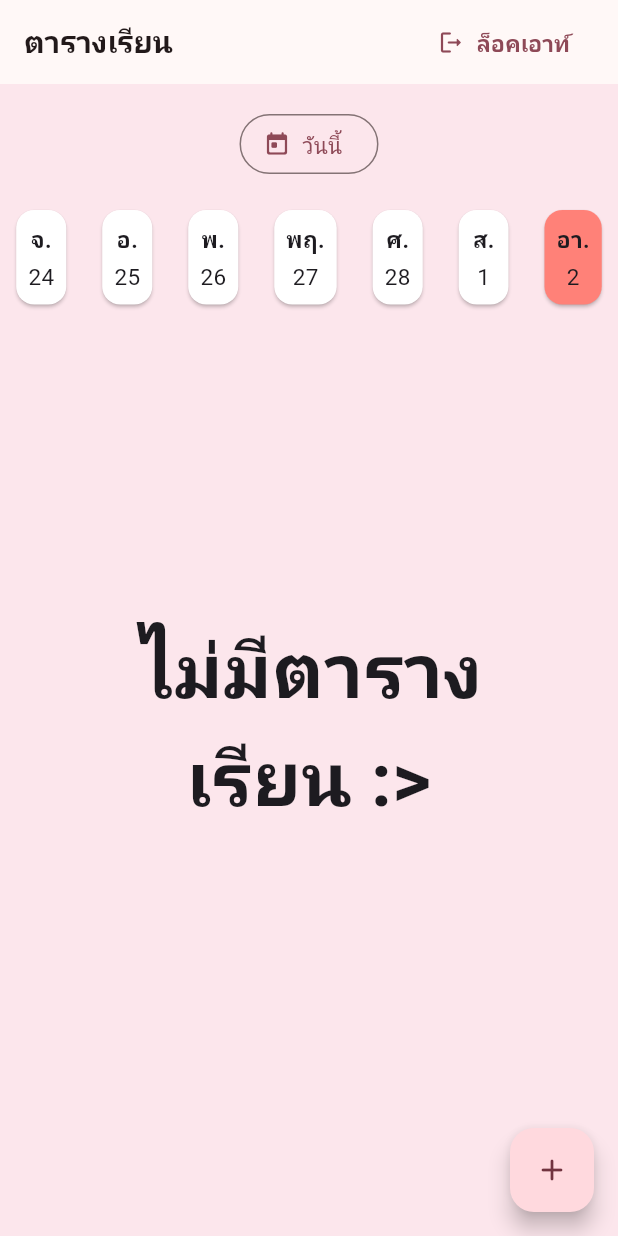
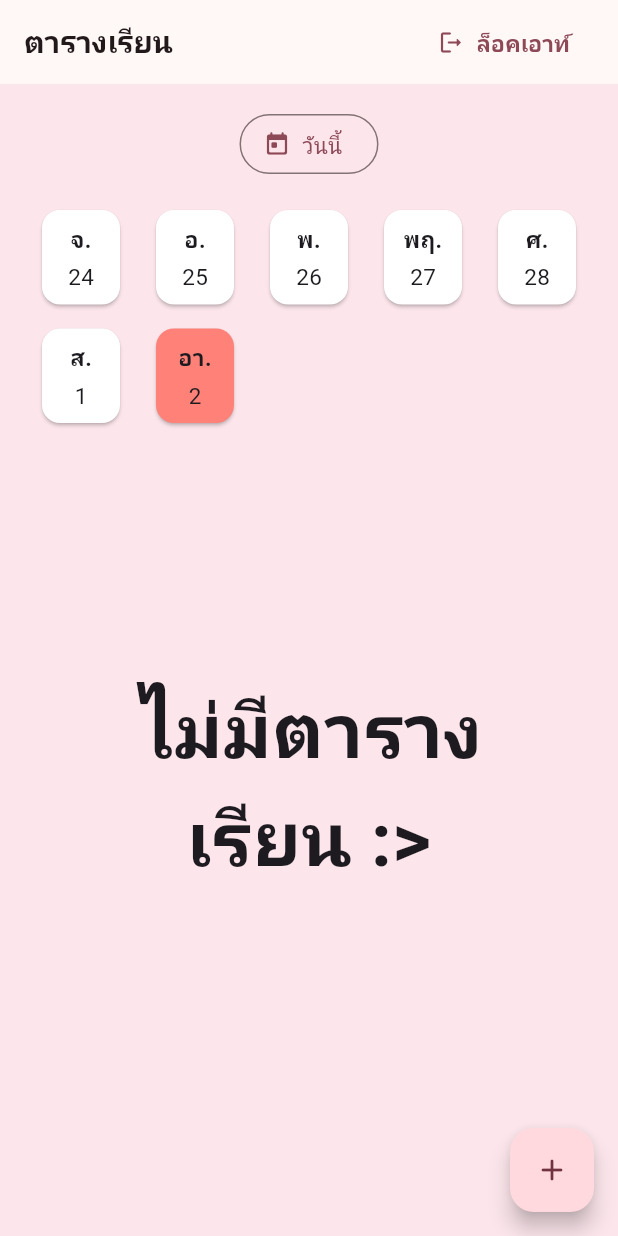
Before and after one commit to cybloxboi/School-Day, a Flutter app: the screen it shows once a user with an empty profile is signed in, on a phone screen of 412 x 824 dp. Run offline on Flutter 3.47's test engine with Material 3 defaults, Android fonts, the phone set to English and light mode, and no system bars; our stand-ins replace cloud_firestore, firebase_auth, firebase_core, firebase_messaging, flutter_local_notifications, google_fonts and 3 more; accounts and stored records are empty.

Commit message:
Hot fix UI

```diff
--- a/lib/screens/auth/login_page.dart
+++ b/lib/screens/auth/login_page.dart
@@ -42,7 +42,9 @@ class _LoginPageState extends State<LoginPage> {
 
         Navigator.pushReplacement(
           context,
-          MaterialPageRoute(builder: (context) => const TimetablePage()),
+          MaterialPageRoute(
+            builder: (context) => const TimetablePage(),
+          ),
         );
 
         ScaffoldMessenger.of(context).showSnackBar(
--- a/lib/screens/timetables/add_new_timetable_page.dart
+++ b/lib/screens/timetables/add_new_timetable_page.dart
@@ -94,7 +94,9 @@ class _AddNewTimetablePageState extends State<AddNewTimetablePage> {
                         Navigator.pushAndRemoveUntil(
                           context,
                           MaterialPageRoute(
-                            builder: (context) => const TimetablePage(),
+                            builder: (context) => TimetablePage(
+                              dateIndex: widget.dateIndex,
+                            ),
                           ),
                           (Route<dynamic> route) => false,
                         );
@@ -154,6 +156,7 @@ class _AddNewTimetablePageState extends State<AddNewTimetablePage> {
                   if (widget.timetable != null) {
                     success = await updateTimetableEntry(
                       userEmail,
+                      dayKeys[widget.dateIndex!],
                       day,
                       _subjectController.text.trim(),
                       _startTime,
--- a/lib/screens/timetables/timetable_page.dart
+++ b/lib/screens/timetables/timetable_page.dart
@@ -20,7 +20,7 @@ class TimetablePage extends StatefulWidget {
 
 class _TimetablePageState extends State<TimetablePage> {
   late int dateIndex;
-  final User? currentUser = FirebaseAuth.instance.currentUser;
+  late final User currentUser;
 
   final List<String> daysInAWeek = [
     'จ.',
@@ -54,6 +54,7 @@ class _TimetablePageState extends State<TimetablePage> {
   @override
   void initState() {
     dateIndex = widget.dateIndex ?? DateTime.now().weekday - 1;
+    currentUser = FirebaseAuth.instance.currentUser!;
     super.initState();
   }
 
@@ -113,17 +114,17 @@ class _TimetablePageState extends State<TimetablePage> {
               const SizedBox(height: 16),
               Padding(
                 padding: const EdgeInsets.symmetric(horizontal: 6),
+                child: Center(
                   child: Wrap(
                     spacing: 16,
                     runSpacing: 8,
                     children: List.generate(
                       daysInAWeek.length,
                       (int index) {
-                      return Expanded(
-                        child: day(daysInAWeek[index],
-                            getCurrentWeekDays()[index].day, index, context),
-                      );
+                        return day(daysInAWeek[index],
+                            getCurrentWeekDays()[index].day, index, context);
                       },
+                    ),
                   ),
                 ),
               ),
@@ -158,7 +159,7 @@ class _TimetablePageState extends State<TimetablePage> {
                       }
 
                       return FutureBuilder(
-                        future: fetchTimetable(currentUser!.email!),
+                        future: fetchTimetable(currentUser.email!),
                         builder: (context, snapshot) {
                           if (snapshot.connectionState ==
                               ConnectionState.waiting) {
@@ -441,9 +442,9 @@ class _TimetablePageState extends State<TimetablePage> {
 
   Widget day(String dayName, int date, int index, BuildContext context) {
     return ConstrainedBox(
-      constraints: BoxConstraints(
-        minWidth: MediaQuery.of(context).size.width * 0.1,
-        maxWidth: MediaQuery.of(context).size.width * 0.3,
+      constraints: const BoxConstraints(
+        minWidth: 60,
+        maxWidth: 300,
       ),
       child: Card(
         color: dateIndex == index ? primaryColor : Colors.white,
@@ -455,7 +456,7 @@ class _TimetablePageState extends State<TimetablePage> {
             });
           },
           child: Padding(
-            padding: const EdgeInsets.all(8.0),
+            padding: const EdgeInsets.all(8),
             child: Column(
               spacing: 4,
               children: [
```
Also changed, not shown: lib/services/timetable_database.dart (+34 -11 lines), 9 other files. Lines whose indentation alone changed are shown as unchanged.
